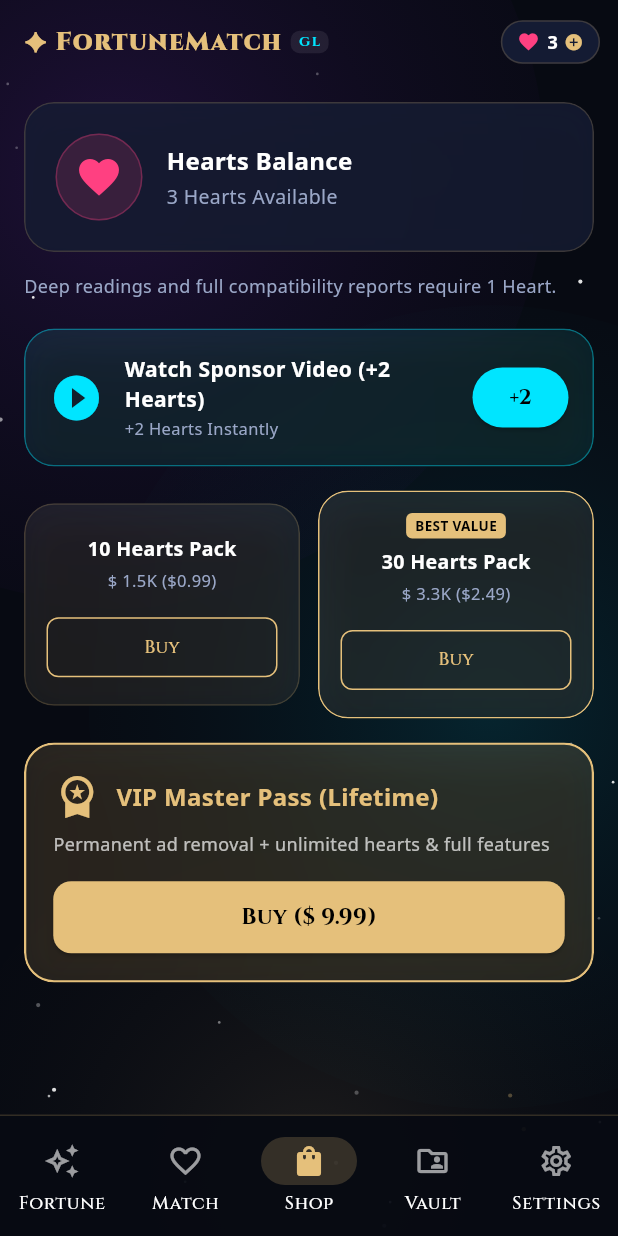
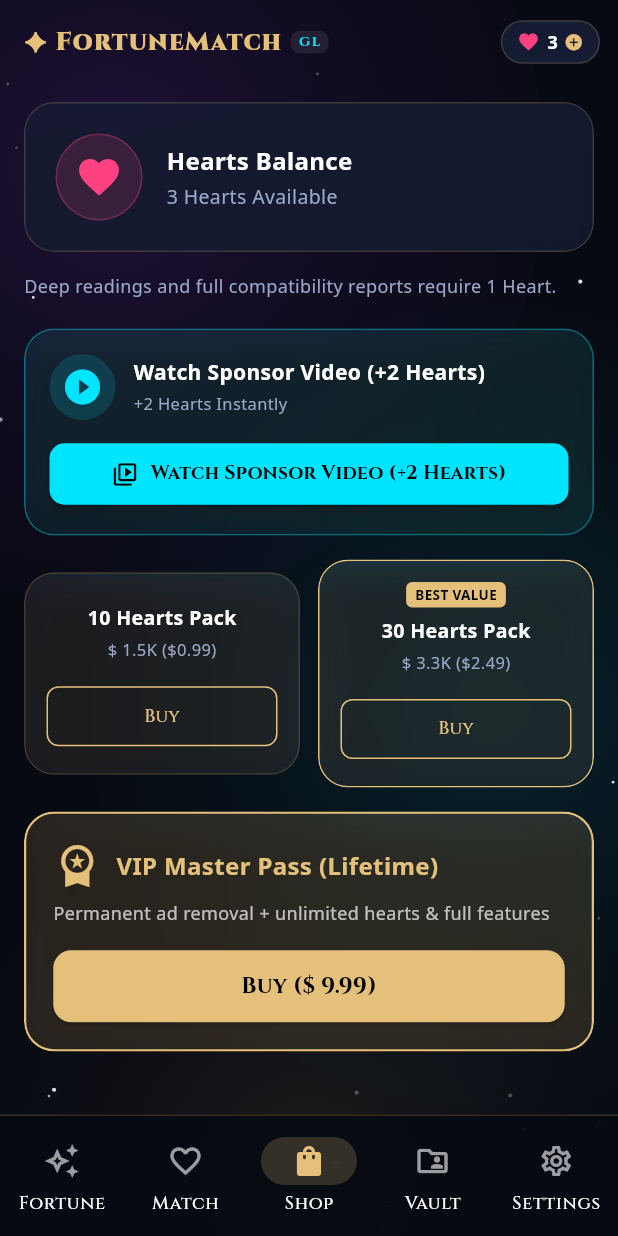
Before and after one commit to koyotejw-ux/ftmt, a Flutter app: the screen it shows after launch, item 3 of the bottom bar chosen, on a phone screen of 412 x 824 dp. Run offline on Flutter 3.47's test engine with Material 3 defaults, Android fonts, the phone set to English and light mode, and no system bars; our stand-ins replace flutter_animate, google_fonts, sensors_plus, share_plus, shared_preferences.

Commit message:
fix(ui): stack ad reward button below title in shop tab

```diff
--- a/lib/features/economy/presentation/shop_screen.dart
+++ b/lib/features/economy/presentation/shop_screen.dart
@@ -85,10 +85,22 @@ class ShopScreen extends StatelessWidget {
             padding: const EdgeInsets.all(16),
             backgroundColor: const Color(0xFF00E5FF).withValues(alpha: 0.08),
             border: Border.all(color: const Color(0xFF00E5FF).withValues(alpha: 0.4)),
-            child: Row(
+            child: Column(
+              crossAxisAlignment: CrossAxisAlignment.start,
+              mainAxisSize: MainAxisSize.min,
               children: [
-                const Icon(Icons.play_circle_fill, color: Color(0xFF00E5FF), size: 36),
-                const SizedBox(width: 14),
+                Row(
+                  crossAxisAlignment: CrossAxisAlignment.center,
+                  children: [
+                    Container(
+                      padding: const EdgeInsets.all(8),
+                      decoration: BoxDecoration(
+                        color: const Color(0xFF00E5FF).withValues(alpha: 0.15),
+                        shape: BoxShape.circle,
+                      ),
+                      child: const Icon(Icons.play_circle_fill, color: Color(0xFF00E5FF), size: 28),
+                    ),
+                    const SizedBox(width: 12),
                     Expanded(
                       child: Column(
                         crossAxisAlignment: CrossAxisAlignment.start,
@@ -97,7 +109,7 @@ class ShopScreen extends StatelessWidget {
                             AppI18n.tr('watch_ad_free', currentRegion),
                             style: const TextStyle(color: Colors.white, fontWeight: FontWeight.bold, fontSize: 14),
                           ),
-                      const SizedBox(height: 2),
+                          const SizedBox(height: 3),
                           const Text(
                             '+2 Hearts Instantly',
                             style: TextStyle(color: Color(0xFF9AA7C7), fontSize: 11),
@@ -105,11 +117,18 @@ class ShopScreen extends StatelessWidget {
                         ],
                       ),
                     ),
-                ElevatedButton(
+                  ],
+                ),
+                const SizedBox(height: 12),
+                SizedBox(
+                  width: double.infinity,
+                  child: ElevatedButton.icon(
                     style: ElevatedButton.styleFrom(
                       backgroundColor: const Color(0xFF00E5FF),
                       foregroundColor: Colors.black,
-                    padding: const EdgeInsets.symmetric(horizontal: 14, vertical: 8),
+                      padding: const EdgeInsets.symmetric(vertical: 11),
+                      shape: RoundedRectangleBorder(borderRadius: BorderRadius.circular(10)),
+                      elevation: 2,
                     ),
                     onPressed: () async {
                       final rewarded = await AdManager.instance.showRewardedAd(context, region: currentRegion);
@@ -126,7 +145,12 @@ class ShopScreen extends StatelessWidget {
                         }
                       }
                     },
-                  child: const Text('+2', style: TextStyle(fontWeight: FontWeight.bold)),
+                    icon: const Icon(Icons.video_collection_outlined, size: 18),
+                    label: Text(
+                      AppI18n.tr('watch_ad_free', currentRegion),
+                      style: const TextStyle(fontWeight: FontWeight.bold, fontSize: 13),
+                    ),
+                  ),
                 ),
               ],
             ),
```
Lines whose indentation alone changed are shown as unchanged.
